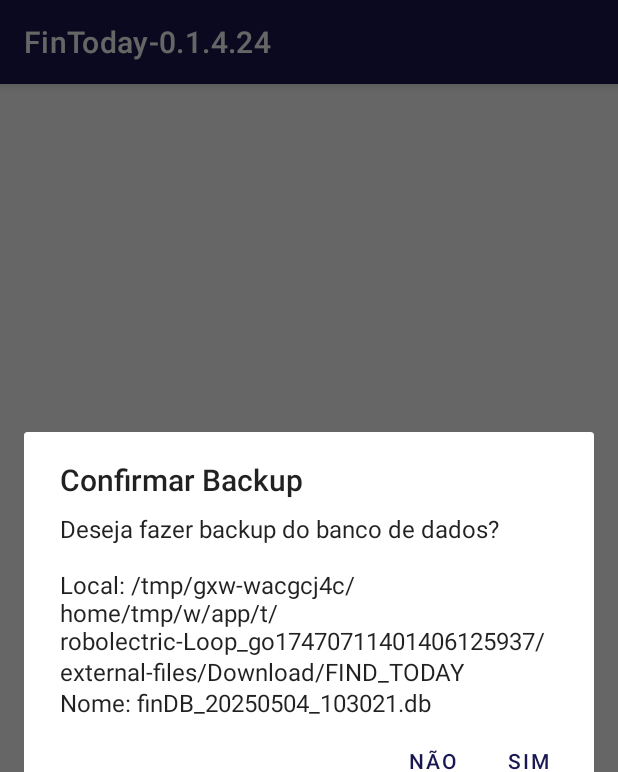
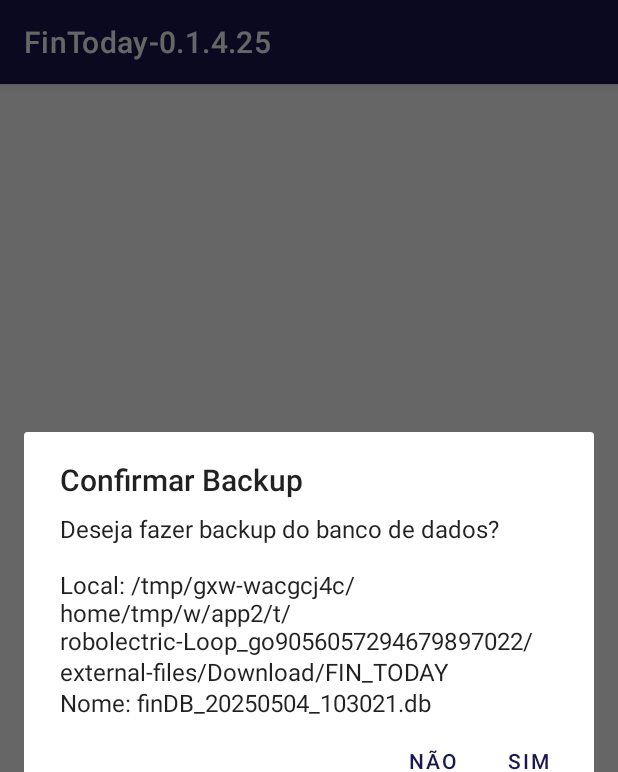
Before and after one commit to NicoVitoriano001/FindToday_Java-0.1, an Android app: the screen it shows after launch (MainActivity), in the side drawer, after a tap on "Fazer Backup", on a phone screen of 412 x 824 dp. Shown: the top 772 px of the screen. Run offline under Robolectric (Android 15) with nearby library versions, the light colour scheme and no system bars; our stand-ins replace Room's generated code.

Commit message:
Nome do diretório corrigido FIN_TODAY. TextView Descricao_Desp para android:inputType="textCapCharacters|textMultiLine"

```diff
--- a/app/build.gradle
+++ b/app/build.gradle
@@ -18,7 +18,7 @@ android {
         minSdk 26
         targetSdk 28
         versionCode 1
-        versionName "0.1.4.24" // Defina a versão aqui
+        versionName "0.1.4.25" // Defina a versão aqui
         testInstrumentationRunner "androidx.test.runner.AndroidJUnitRunner"
     }
 
--- a/app/src/main/java/com/app/fintoday/DatabaseBackupManager.java
+++ b/app/src/main/java/com/app/fintoday/DatabaseBackupManager.java
@@ -23,7 +23,7 @@ public class DatabaseBackupManager {
     private static final int REQUEST_CODE_WRITE_EXTERNAL_STORAGE = 1001;
     private Context context;
     private static final String DB_NAME = "finDB.db";
-    private static final String BACKUP_FOLDER = "FIND_TODAY";
+    private static final String BACKUP_FOLDER = "FIN_TODAY";
     private static final File BACKUP_DIR = new File(Environment.getExternalStoragePublicDirectory(
             Environment.DIRECTORY_DOWNLOADS), BACKUP_FOLDER);
 
--- a/app/src/main/java/com/app/fintoday/FinDatabase.java
+++ b/app/src/main/java/com/app/fintoday/FinDatabase.java
@@ -20,9 +20,9 @@
         //on below line we are getting instance for our database.
         public static synchronized FinDatabase getInstance(Context context) {
             if (instance == null) {
-                // Caminho para /Download/FIND_TODAY/
+                // Caminho para /Download/FIN_TODAY/
                 File publicDownloads = Environment.getExternalStoragePublicDirectory(Environment.DIRECTORY_DOWNLOADS);
-                File appFolder = new File(publicDownloads, "FIND_TODAY");
+                File appFolder = new File(publicDownloads, "FIN_TODAY");
 
                 if (!appFolder.exists()) {
                     boolean dirCreated = appFolder.mkdirs();
--- a/app/src/main/res/layout/activity_busca_fin.xml
+++ b/app/src/main/res/layout/activity_busca_fin.xml
@@ -45,7 +45,7 @@
             android:layout_margin="10dp"
             android:hint="Descrição Buscar"
             android:imeOptions="actionNext"
-            android:inputType="textCapCharacters"
+            android:inputType="textCapCharacters|textMultiLine"
             android:singleLine="true" />
 
         <EditText
--- a/app/src/main/res/layout/activity_edit_fin.xml
+++ b/app/src/main/res/layout/activity_edit_fin.xml
@@ -32,7 +32,7 @@
         android:layout_height="wrap_content"
         android:layout_margin="10dp"
         android:hint="Descrição Desp"
-        android:inputType="textCapCharacters"
+        android:inputType="textCapCharacters|textMultiLine"
         android:imeOptions="actionNext"
         android:singleLine="true" />
 
--- a/app/src/main/res/layout/activity_new_fin.xml
+++ b/app/src/main/res/layout/activity_new_fin.xml
@@ -33,7 +33,7 @@
         android:layout_height="wrap_content"
         android:layout_margin="10dp"
         android:hint="@string/desc_desp"
-        android:inputType="textCapCharacters"
+        android:inputType="textCapCharacters|textMultiLine"
         android:imeOptions="actionNext"
         android:singleLine="true" />
 
--- a/app/src/main/res/values/strings.xml
+++ b/app/src/main/res/values/strings.xml
@@ -1,5 +1,5 @@
 <resources>
-    <string name="app_name" translatable="false">FinToday-0.1.4.24</string>
+    <string name="app_name" translatable="false">FinToday-0.1.4.25</string>
     <string name="navigation_drawer_open">Abrir menu</string>
     <string name="navigation_drawer_close">Fechar menu</string>
     <string name="valor_desp">Valor Desp</string>
```
